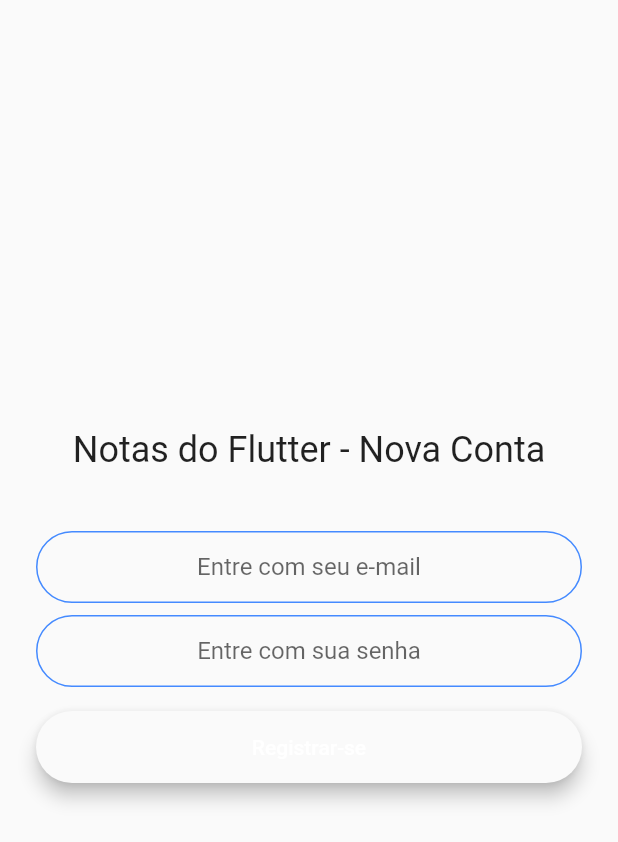
After one commit to cristianprochnow/notes_flutter, a Flutter app: the RegisterScreen screen opened directly, after a tap on "Registrar-se", on a phone screen of 412 x 824 dp. The commit adds this screen. Shown: the top 842 px of the screen. Run offline on Flutter 3.47's test engine with Material 2 defaults, Android fonts, the phone set to English and light mode, and no system bars; our stand-ins replace firebase_auth, firebase_core; accounts and stored records are empty.

Commit message:
feat: add register screen

```diff
--- a/lib/app.dart
+++ b/lib/app.dart
@@ -1,6 +1,6 @@
 import 'package:firebase_core/firebase_core.dart';
 import 'package:flutter/material.dart';
-import 'package:notes_flutter/screens/welcome.dart';
+import 'package:notes_flutter/screens/welcome_screen.dart';
 
 class App extends StatelessWidget {
   const App({super.key});
--- /dev/null
+++ b/lib/screens/login_screen.dart
@@ -0,0 +1,10 @@
+import 'package:flutter/material.dart';
+
+class LoginScreen extends StatelessWidget {
+  const LoginScreen({super.key});
+
+  @override
+  Widget build(BuildContext context) {
+    return const Placeholder();
+  }
+}
--- /dev/null
+++ b/lib/screens/main_screen.dart
@@ -0,0 +1,10 @@
+import 'package:flutter/material.dart';
+
+class MainScreen extends StatelessWidget {
+  const MainScreen({super.key});
+
+  @override
+  Widget build(BuildContext context) {
+    return const Placeholder();
+  }
+}
--- /dev/null
+++ b/lib/screens/register_screen.dart
@@ -0,0 +1,80 @@
+import 'package:firebase_auth/firebase_auth.dart';
+import 'package:flutter/material.dart';
+import 'package:notes_flutter/utils/constants.dart';
+import 'package:notes_flutter/widgets/rounded_button.dart';
+
+class RegisterScreen extends StatefulWidget {
+  const RegisterScreen({super.key});
+
+  @override
+  State<RegisterScreen> createState() => _RegisterScreenState();
+}
+
+class _RegisterScreenState extends State<RegisterScreen> {
+  late String email;
+  late String password;
+
+  final auth = FirebaseAuth.instance;
+
+  @override
+  Widget build(BuildContext context) {
+    return Scaffold(
+      body: Padding(
+        padding: const EdgeInsets.symmetric(
+          horizontal: 24,
+        ),
+        child: Column(
+          mainAxisAlignment: MainAxisAlignment.center,
+          crossAxisAlignment: CrossAxisAlignment.stretch,
+          children: [
+            const Center(
+              child: Text(
+                'Notas do Flutter - Nova Conta',
+                style: TextStyle(
+                  fontSize: 24,
+                ),
+              ),
+            ),
+            const SizedBox(
+              height: 40,
+            ),
+            TextField(
+              decoration: kTextFieldDecoration.copyWith(
+                hintText: 'Entre com seu e-mail',
+              ),
+              textAlign: TextAlign.center,
+              keyboardType: TextInputType.emailAddress,
+              onChanged: (value) {
+                email = value;
+              },
+            ),
+            const SizedBox(
+              height: 8,
+            ),
+            TextField(
+              decoration: kTextFieldDecoration.copyWith(
+                hintText: 'Entre com sua senha',
+              ),
+              textAlign: TextAlign.center,
+              onChanged: (value) {
+                password = value;
+              },
+              obscureText: true,
+            ),
+            RoundedButton(
+              title: 'Registrar-se',
+              onPressed: () {
+                auth
+                  .createUserWithEmailAndPassword(
+                    email: email,
+                    password: password,
+                  )
+                  .then((value) => Navigator.pushNamed(context, '/main'));
+              },
+            )
+          ],
+        ),
+      ),
+    );
+  }
+}
--- a/lib/screens/welcome.dart
+++ b/lib/screens/welcome_screen.dart
@@ -1,5 +1,5 @@
 import 'package:flutter/material.dart';
-import 'package:notes_flutter/widgets/roundeb_button.dart';
+import 'package:notes_flutter/widgets/rounded_button.dart';
 
 class WelcomeScreen extends StatelessWidget {
   const WelcomeScreen({super.key});
@@ -18,6 +18,7 @@ class WelcomeScreen extends StatelessWidget {
             const Center(
               child: Text(
                 'Notas do Flutter',
+                textAlign: TextAlign.center,
                 style: TextStyle(
                   fontSize: 56,
                   fontWeight: FontWeight.bold,
--- /dev/null
+++ b/lib/utils/constants.dart
@@ -0,0 +1,27 @@
+import 'package:flutter/material.dart';
+
+const kTextFieldDecoration = InputDecoration(
+  hintText: 'Entre um valor',
+  // hintStyle: kTextFieldHintStyle,
+  contentPadding: EdgeInsets.symmetric(
+    vertical: 10.0,
+    horizontal: 20.0,
+  ),
+  border: OutlineInputBorder(
+    borderRadius: BorderRadius.all(Radius.circular(32.0)),
+  ),
+  enabledBorder: OutlineInputBorder(
+    borderSide: BorderSide(
+      color: Colors.blueAccent,
+      width: 1.0,
+    ),
+    borderRadius: BorderRadius.all(Radius.circular(32.0)),
+  ),
+  focusedBorder: OutlineInputBorder(
+    borderSide: BorderSide(
+      color: Colors.blueAccent,
+      width: 2.0,
+    ),
+    borderRadius: BorderRadius.all(Radius.circular(32.0)),
+  ),
+);
```
Also changed, not shown: lib/widgets/rounded_button.dart (renamed from lib/widgets/roundeb_button.dart).
